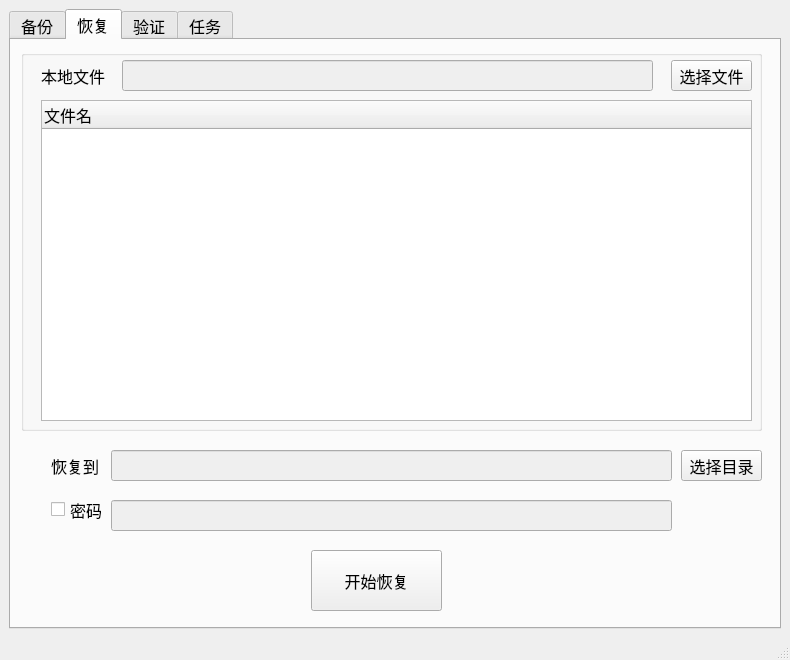
Before: the Qt Designer form BackupGUI/mainwindow.ui in skifisy/FilesBackup, drawn with Qt 5.
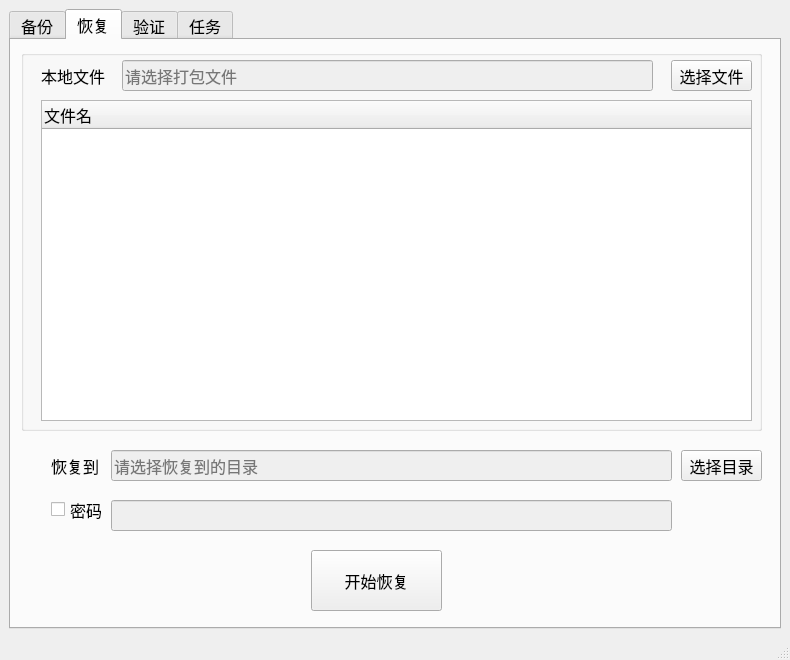
After: the same form once the commit is applied. The open tabs and pages were chosen to show the change. Icons and pictures are not drawn.

What changed in the file:
```diff
--- a/BackupGUI/mainwindow.ui
+++ b/BackupGUI/mainwindow.ui
@@ -234,6 +234,12 @@
            <height>31</height>
           </rect>
          </property>
+         <property name="readOnly">
+          <bool>true</bool>
+         </property>
+         <property name="placeholderText">
+          <string>请选择打包文件</string>
+         </property>
         </widget>
         <widget class="QToolButton" name="browseLocalFile">
          <property name="geometry">
@@ -314,6 +320,9 @@
           <height>31</height>
          </rect>
         </property>
+        <property name="placeholderText">
+         <string>请选择恢复到的目录</string>
+        </property>
        </widget>
        <widget class="QLabel" name="label_15">
         <property name="geometry">
```
Left out of the diff: 11 changed lines with no effect on the pictures.
